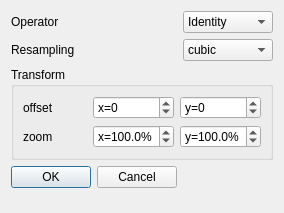
The window that resources/ui/view_config.ui (flegac/piaf-edit) describes before a commit, drawn with Qt 5.
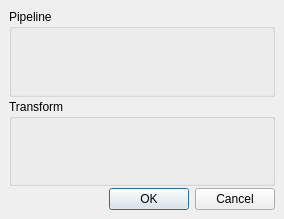
The same window after the commit. Custom widgets are drawn as their Qt base class.

Commit message: feat: SourceViewConfig improvements

The edit to the form file:
```diff
--- a/resources/ui/view_config.ui
+++ b/resources/ui/view_config.ui
@@ -1,220 +1,114 @@
 <?xml version="1.0" encoding="UTF-8"?>
 <ui version="4.0">
  <class>ViewConfig</class>
- <widget class="QDialog" name="ViewConfig">
-  <property name="geometry">
-   <rect>
-    <x>0</x>
-    <y>0</y>
-    <width>284</width>
-    <height>213</height>
-   </rect>
-  </property>
-  <property name="windowTitle">
-   <string>ViewConfig</string>
-  </property>
-  <layout class="QFormLayout" name="formLayout">
-   <item row="0" column="0">
-    <widget class="QLabel" name="operatorLabel">
-     <property name="text">
-      <string>Operator</string>
+ <widget class="QWidget" name="ViewConfig">
+     <property name="geometry">
+         <rect>
+             <x>0</x>
+             <y>0</y>
+             <width>284</width>
+             <height>219</height>
+         </rect>
      </property>
-    </widget>
-   </item>
-   <item row="0" column="1">
-    <widget class="QComboBox" name="operator">
-     <item>
-      <property name="text">
-       <string>Identity</string>
-      </property>
-     </item>
-     <item>
-      <property name="text">
-       <string>Edge</string>
-      </property>
-     </item>
-     <item>
-      <property name="text">
-       <string>Erode</string>
-      </property>
-     </item>
-     <item>
-      <property name="text">
-       <string>Dilate</string>
-      </property>
-     </item>
-    </widget>
-   </item>
-   <item row="1" column="0">
-    <widget class="QLabel" name="resamplingLabel">
-     <property name="text">
-      <string>Resampling</string>
-     </property>
-    </widget>
-   </item>
-   <item row="1" column="1">
-    <widget class="QComboBox" name="resampling">
-     <item>
-      <property name="text">
-       <string>cubic</string>
-      </property>
-     </item>
-     <item>
-      <property name="text">
-       <string>bilinear</string>
-      </property>
-     </item>
-     <item>
-      <property name="text">
-       <string>nearest</string>
-      </property>
-     </item>
-    </widget>
-   </item>
-   <item row="2" column="0" colspan="2">
-    <widget class="QGroupBox" name="transformGroupBox">
-     <property name="title">
-      <string>Transform</string>
+     <property name="windowTitle">
+         <string>ViewConfig</string>
      </property>
      <layout class="QGridLayout" name="gridLayout">
-      <item row="0" column="0">
-       <widget class="QLabel" name="xLabel">
-        <property name="text">
-         <string>offset</string>
-        </property>
-       </widget>
-      </item>
-      <item row="0" column="1">
-       <widget class="QSpinBox" name="xSpinBox">
-        <property name="prefix">
-         <string>x=</string>
-        </property>
-        <property name="minimum">
-         <number>-1000</number>
-        </property>
-        <property name="maximum">
-         <number>1000</number>
-        </property>
-       </widget>
-      </item>
-      <item row="1" column="0">
-       <widget class="QLabel" name="wLabel">
-        <property name="text">
-         <string>zoom</string>
-        </property>
-       </widget>
-      </item>
-      <item row="1" column="1">
-       <widget class="QDoubleSpinBox" name="wSpinBox">
-        <property name="prefix">
-         <string>x=</string>
-        </property>
-        <property name="suffix">
-         <string>%</string>
-        </property>
-        <property name="decimals">
-         <number>1</number>
-        </property>
-        <property name="minimum">
-         <double>1.000000000000000</double>
-        </property>
-        <property name="maximum">
-         <double>200.000000000000000</double>
-        </property>
-        <property name="singleStep">
-         <double>10.000000000000000</double>
-        </property>
-        <property name="value">
-         <double>100.000000000000000</double>
-        </property>
-       </widget>
-      </item>
-      <item row="0" column="2">
-       <widget class="QSpinBox" name="ySpinBox">
-        <property name="prefix">
-         <string>y=</string>
-        </property>
-        <property name="minimum">
-         <number>-1000</number>
-        </property>
-        <property name="maximum">
-         <number>1000</number>
-        </property>
-       </widget>
-      </item>
-      <item row="1" column="2">
-       <widget class="QDoubleSpinBox" name="hSpinBox">
-        <property name="prefix">
-         <string>y=</string>
-        </property>
-        <property name="suffix">
-         <string>%</string>
-        </property>
-        <property name="decimals">
-         <number>1</number>
-        </property>
-        <property name="minimum">
-         <double>1.000000000000000</double>
-        </property>
-        <property name="maximum">
-         <double>200.000000000000000</double>
-        </property>
-        <property name="singleStep">
-         <double>10.000000000000000</double>
-        </property>
-        <property name="value">
-         <double>100.000000000000000</double>
-        </property>
-       </widget>
-      </item>
+         <property name="leftMargin">
+             <number>9</number>
+         </property>
+         <property name="topMargin">
+             <number>9</number>
+         </property>
+         <property name="rightMargin">
+             <number>9</number>
+         </property>
+         <property name="bottomMargin">
+             <number>9</number>
+         </property>
+         <property name="spacing">
+             <number>2</number>
+         </property>
+         <item row="2" column="0">
+             <widget class="QDialogButtonBox" name="buttonBox">
+                 <property name="orientation">
+                     <enum>Qt::Horizontal</enum>
+                 </property>
+                 <property name="standardButtons">
+                     <set>QDialogButtonBox::Cancel|QDialogButtonBox::Ok</set>
+                 </property>
+             </widget>
+         </item>
+         <item row="0" column="0">
+             <widget class="QGroupBox" name="pipelineGroupBox">
+                 <property name="title">
+                     <string>Pipeline</string>
+                 </property>
+                 <layout class="QVBoxLayout" name="verticalLayout">
+                     <property name="spacing">
+                         <number>0</number>
+                     </property>
+                     <property name="leftMargin">
+                         <number>0</number>
+                     </property>
+                     <property name="topMargin">
+                         <number>0</number>
+                     </property>
+                     <property name="rightMargin">
+                         <number>0</number>
+                     </property>
+                     <property name="bottomMargin">
+                         <number>0</number>
+                     </property>
+                     <item>
+                         <widget class="PipelinePanel" name="pipelinePanel" native="true"/>
+                     </item>
+                 </layout>
+             </widget>
+         </item>
+         <item row="1" column="0">
+             <widget class="QGroupBox" name="transformGroupBox">
+                 <property name="title">
+                     <string>Transform</string>
+                 </property>
+                 <layout class="QVBoxLayout" name="verticalLayout_2">
+                     <property name="spacing">
+                         <number>0</number>
+                     </property>
+                     <property name="leftMargin">
+                         <number>0</number>
+                     </property>
+                     <property name="topMargin">
+                         <number>0</number>
+                     </property>
+                     <property name="rightMargin">
+                         <number>0</number>
+                     </property>
+                     <property name="bottomMargin">
+                         <number>0</number>
+                     </property>
+                     <item>
+                         <widget class="TransformPanel" name="transformPanel" native="true"/>
+                     </item>
+                 </layout>
+             </widget>
+         </item>
      </layout>
-    </widget>
-   </item>
-   <item row="3" column="0">
-    <widget class="QDialogButtonBox" name="buttonBox">
-     <property name="orientation">
-      <enum>Qt::Horizontal</enum>
-     </property>
-     <property name="standardButtons">
-      <set>QDialogButtonBox::Cancel|QDialogButtonBox::Ok</set>
-     </property>
-    </widget>
-   </item>
-  </layout>
  </widget>
- <resources/>
- <connections>
-  <connection>
-   <sender>buttonBox</sender>
-   <signal>accepted()</signal>
-   <receiver>ViewConfig</receiver>
-   <slot>accept()</slot>
-   <hints>
-    <hint type="sourcelabel">
-     <x>248</x>
-     <y>254</y>
-    </hint>
-    <hint type="destinationlabel">
-     <x>157</x>
-     <y>274</y>
-    </hint>
-   </hints>
-  </connection>
-  <connection>
-   <sender>buttonBox</sender>
-   <signal>rejected()</signal>
-   <receiver>ViewConfig</receiver>
-   <slot>reject()</slot>
-   <hints>
-    <hint type="sourcelabel">
-     <x>316</x>
-     <y>260</y>
-    </hint>
-    <hint type="destinationlabel">
-     <x>286</x>
-     <y>274</y>
-    </hint>
-   </hints>
-  </connection>
- </connections>
+    <customwidgets>
+        <customwidget>
+            <class>TransformPanel</class>
+            <extends>QWidget</extends>
+            <header>piafedit.gui.tools.transform_panel</header>
+            <container>1</container>
+        </customwidget>
+        <customwidget>
+            <class>PipelinePanel</class>
+            <extends>QWidget</extends>
+            <header>piafedit.gui.tools.pipeline_panel</header>
+            <container>1</container>
+        </customwidget>
+    </customwidgets>
+    <resources/>
+    <connections/>
 </ui>
```
The commit also changes 28 other files.
